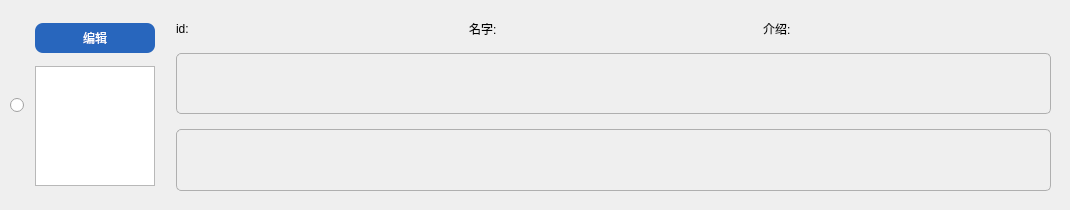
Before: the Qt Designer form visualizationSrc/qtUI/CardControler/cardItemModel.ui in NWYLZW/A-Language-IDE, drawn with Qt 5.
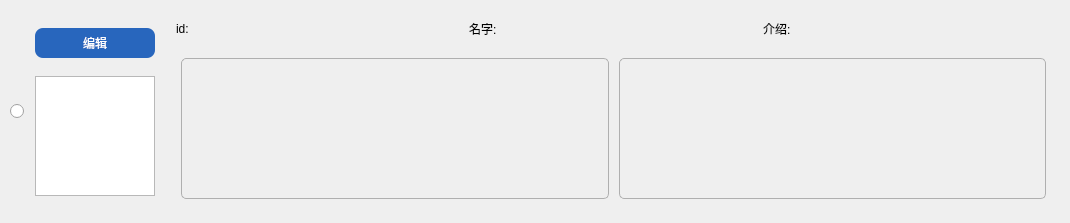
After: the same form once the commit is applied. Icons and pictures are not drawn.

Diff of the .ui file:
```diff
--- a/visualizationSrc/qtUI/CardControler/cardItemModel.ui
+++ b/visualizationSrc/qtUI/CardControler/cardItemModel.ui
@@ -7,13 +7,13 @@
     <x>0</x>
     <y>0</y>
     <width>1070</width>
-    <height>210</height>
+    <height>223</height>
    </rect>
   </property>
   <property name="minimumSize">
    <size>
-    <width>1070</width>
-    <height>210</height>
+    <width>0</width>
+    <height>0</height>
    </size>
   </property>
   <property name="windowTitle">
@@ -25,7 +25,7 @@
      <x>0</x>
      <y>0</y>
      <width>1071</width>
-     <height>211</height>
+     <height>224</height>
     </rect>
    </property>
    <layout class="QHBoxLayout" name="cardItemModel" stretch="0,0,8">
@@ -110,7 +110,7 @@
      </layout>
     </item>
     <item>
-     <layout class="QVBoxLayout" name="cardItemModel_Data" stretch="0,0,0">
+     <layout class="QVBoxLayout" name="cardItemModel_Data" stretch="0,0">
       <property name="spacing">
        <number>5</number>
       </property>
@@ -166,19 +166,19 @@
       <item>
        <layout class="QHBoxLayout" name="cardItemModel_Code_L">
         <property name="spacing">
-         <number>0</number>
+         <number>10</number>
         </property>
         <property name="leftMargin">
-         <number>5</number>
+         <number>10</number>
         </property>
         <property name="topMargin">
-         <number>5</number>
+         <number>10</number>
         </property>
         <property name="rightMargin">
-         <number>5</number>
+         <number>10</number>
         </property>
         <property name="bottomMargin">
-         <number>5</number>
+         <number>10</number>
         </property>
         <item>
          <widget class="QTextBrowser" name="cardItemModel_Code">
@@ -196,25 +196,6 @@
           </property>
          </widget>
         </item>
-       </layout>
-      </item>
-      <item>
-       <layout class="QHBoxLayout" name="cardItemModel_Story_L">
-        <property name="spacing">
-         <number>0</number>
-        </property>
-        <property name="leftMargin">
-         <number>5</number>
-        </property>
-        <property name="topMargin">
-         <number>5</number>
-        </property>
-        <property name="rightMargin">
-         <number>5</number>
-        </property>
-        <property name="bottomMargin">
-         <number>5</number>
-        </property>
         <item>
          <widget class="QTextBrowser" name="cardItemModel_Story">
           <property name="styleSheet">
```
Left out of the diff: 2 changed lines with no effect on the pictures.
